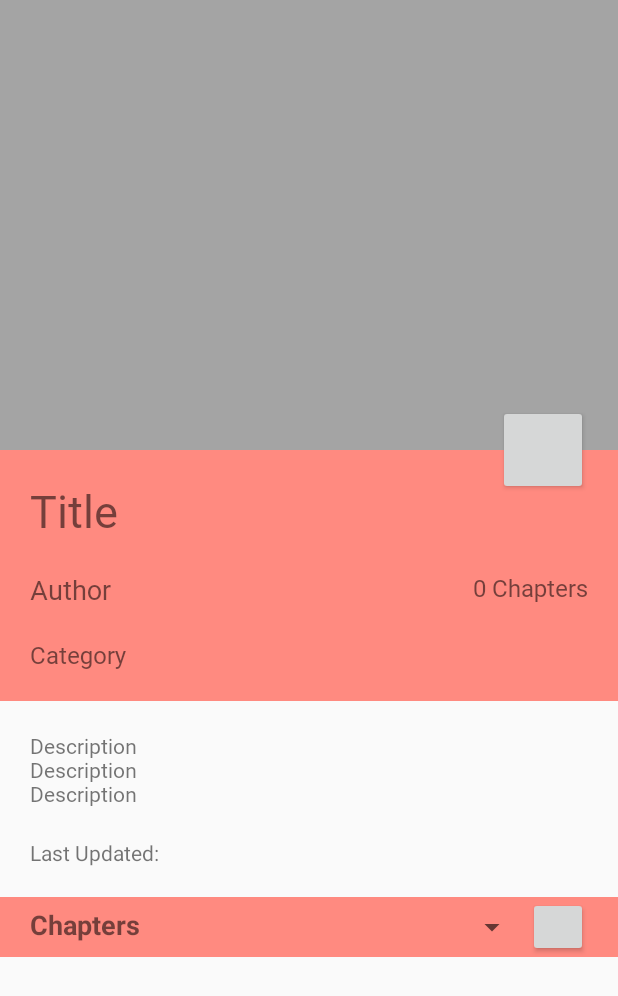
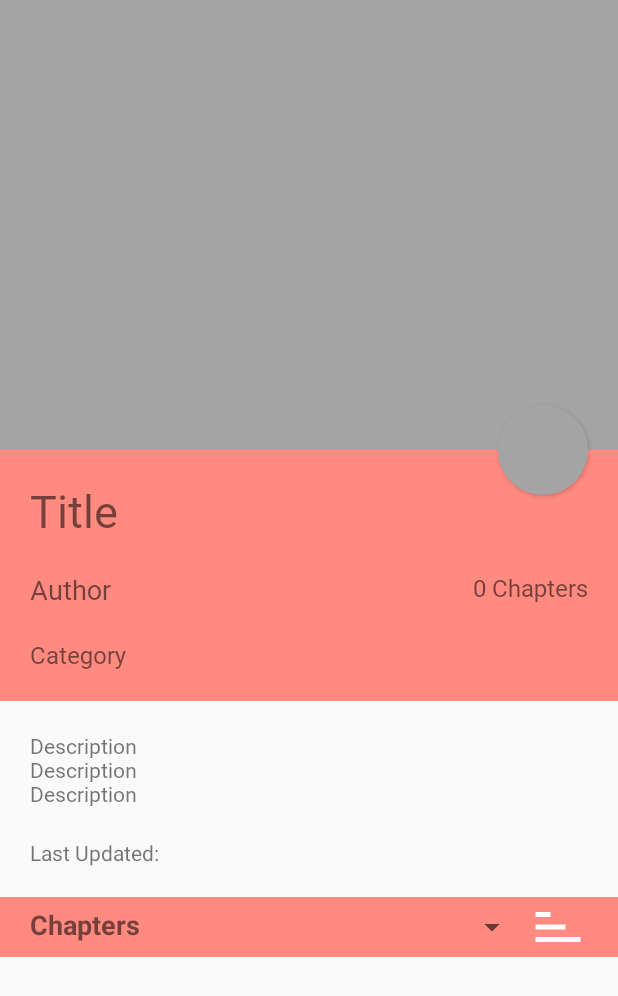
Before and after one commit to kyboon/KindlePusher, an Android app: the layout activity_book_summary.xml on its own in the app's theme, with its tools: preview values and no code run, on a phone screen of 412 x 824 dp. Shown: the top 996 px of the screen. Run offline under Robolectric (Android 15) with nearby library versions, the phone set to English and light mode, and no system bars.

```diff
--- /dev/null
+++ b/app/src/main/res/drawable/ic_sort.xml
@@ -0,0 +1,9 @@
+<vector xmlns:android="http://schemas.android.com/apk/res/android"
+    android:width="24dp"
+    android:height="24dp"
+    android:viewportWidth="24"
+    android:viewportHeight="24">
+  <path
+      android:fillColor="@color/white"
+      android:pathData="M3,18h6v-2L3,16v2zM3,6v2h18L21,6L3,6zM3,13h12v-2L3,11v2z"/>
+</vector>
--- /dev/null
+++ b/app/src/main/res/drawable/round_button_plus.xml
@@ -0,0 +1,13 @@
+<?xml version="1.0" encoding="utf-8"?>
+<selector xmlns:android="http://schemas.android.com/apk/res/android">
+    <item android:state_pressed="false">
+        <shape android:shape="oval">
+            <solid android:color="@color/primaryLightColor" />
+        </shape>
+    </item>
+    <item android:state_pressed="true">
+        <shape android:shape="oval">
+            <solid android:color="@color/primaryDarkColor" />
+        </shape>
+    </item>
+</selector>
--- a/app/src/main/res/layout/activity_book_summary.xml
+++ b/app/src/main/res/layout/activity_book_summary.xml
@@ -42,6 +42,7 @@
                 android:layout_width="60dp"
                 android:layout_height="60dp"
                 android:layout_marginRight="20dp"
+                android:background="@drawable/round_button_plus"
                 app:layout_constraintBottom_toBottomOf="@id/spacer"
                 app:layout_constraintRight_toRightOf="parent" />
 
@@ -151,8 +152,11 @@
                             android:layout_height="match_parent" />
 
                         <Button
+                            android:id="@+id/btnSort"
                             android:layout_width="40dp"
-                            android:layout_height="40dp" />
+                            android:layout_height="40dp"
+                            android:background="@drawable/ic_sort"
+                            android:scaleY="-1" />
                     </LinearLayout>
 
                     <RelativeLayout
@@ -169,7 +173,7 @@
                         <android.support.v7.widget.RecyclerView
                             android:id="@+id/rvChapters"
                             android:layout_width="match_parent"
-                            android:layout_height="wrap_content"
+                            android:layout_height="0dp"
                             android:layout_margin="20dp" />
                     </RelativeLayout>
 
--- a/app/src/main/res/values/colors.xml
+++ b/app/src/main/res/values/colors.xml
@@ -10,4 +10,5 @@
     <color name="secondaryTextColor">#424242</color>
 
     <color name="white">#ffffff</color>
+    <color name="transparent">#00000000</color>
 </resources>
```
Also changed, not shown: app/src/main/java/com/kyboon/kindlepusher/BookSummaryActivity.java (+36 -8 lines), app/src/main/java/com/kyboon/kindlepusher/DataAdapters/ChapterAdapter.java (+27 -9 lines).
